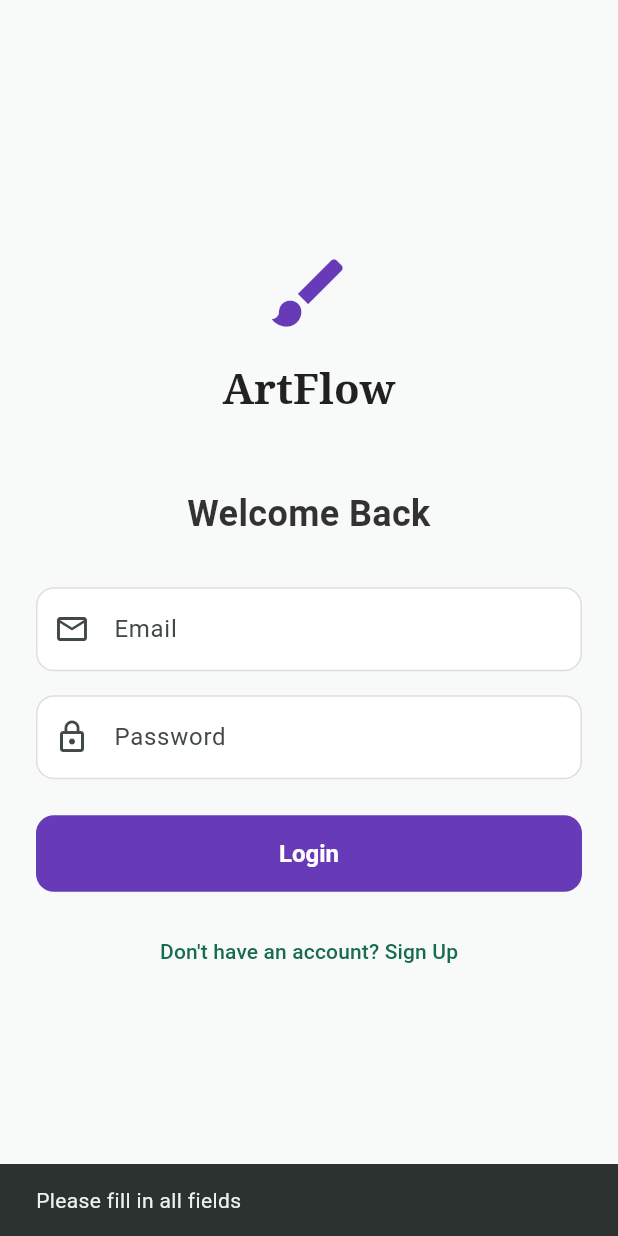
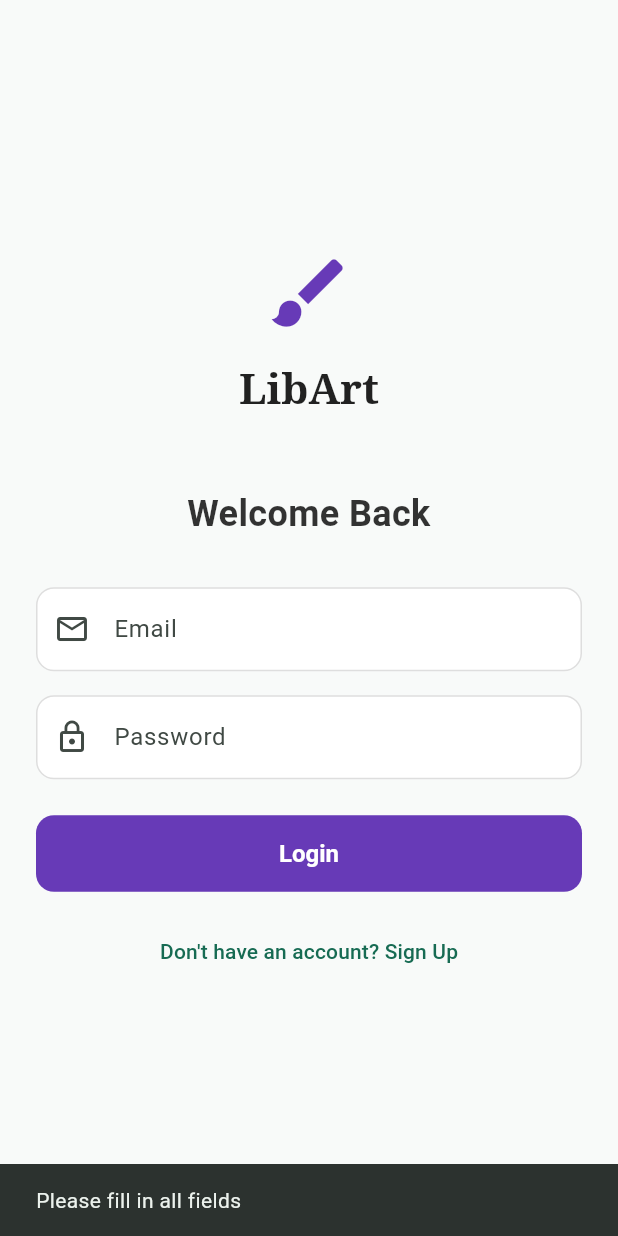
Before and after one commit to 64bitMagician/virtual-obelisk, a Flutter app: the screen it shows after launch, after a tap on "Login", on a phone screen of 412 x 824 dp. Run offline on Flutter 3.47's test engine with Material 3 defaults, Android fonts, the phone set to English and light mode, and no system bars; our stand-ins replace cloud_firestore, firebase_auth, firebase_core, firebase_storage, go_router, image_picker; accounts and stored records are empty.

Commit message:
v1.8.11: Commenting on login_screen.dart ...

```diff
--- a/lib/ui/screens/login_screen.dart
+++ b/lib/ui/screens/login_screen.dart
@@ -1,6 +1,7 @@
 import 'package:flutter/material.dart';
 import '../../data/repositories/auth_repository.dart';
 
+/// The Login Screen
 class LoginScreen extends StatefulWidget {
   const LoginScreen({super.key});
 
@@ -9,14 +10,25 @@ class LoginScreen extends StatefulWidget {
 }
 
 class _LoginScreenState extends State<LoginScreen> {
+  // Our tool of communicating with the Authentication SDK of Firebase
   final AuthRepository _authRepo = AuthRepository();
 
+ // Text controllers for the two authentication text fields
   final _emailController = TextEditingController();
   final _passwordController = TextEditingController();
 
+  // _isLoading is indicating the time period from when we process and check the authentication credentials with
+  // Firebase, up until a conclusion is reached (authentication succesful, or error)
+  // So in simple terms, _isLoading is set to true once we click on the authenticate button,
+  // up until we reach a conclusion with the authentication. Then the _isLoading is set to false again.
   bool _isLoading = false;
+
+  // bool if the user is currently logging in (signing in), or signing up
   bool _isLogin = true;
 
+  // custom dispose method, for when the object is removed from the tree
+  // the object will be removed as default
+  // but we also make sure that the two instanced controllers are disposed too
   @override
   void dispose() {
     _emailController.dispose();
@@ -25,6 +37,10 @@ class _LoginScreenState extends State<LoginScreen> {
   }
 
   Future<void> _handleAuth() async {
+    // This method gets called whenever the authenticate button gets pressed
+
+    // In case the user hasn't written anything within the text fields
+    // we display a message to him...
     if (_emailController.text.isEmpty || _passwordController.text.isEmpty) {
       ScaffoldMessenger.of(context).showSnackBar(
         const SnackBar(content: Text("Please fill in all fields")),
@@ -32,23 +48,33 @@ class _LoginScreenState extends State<LoginScreen> {
       return;
     }
 
+    // ?we rebuild the screen while indicating that we are loading
     setState(() => _isLoading = true);
 
+    // we attempt to log in/sign in
     try {
-      if (_isLogin) {
+      if (_isLogin) { // If the user is entering data for logging in...
+        // we call our authentication repository to check if the provided authentication creadentials
+        // match with any existing ones on Authentication SDK Firebase
         await _authRepo.signIn(
-          email: _emailController.text.trim(),
-          password: _passwordController.text.trim(),
+          email: _emailController.text.trim(), // the text from email text field
+          password: _passwordController.text.trim(), // the text from password text field
         );
-      } else {
+      } else { // If the user is entering data for signing up ...
         await _authRepo.signUp(
-          email: _emailController.text.trim(),
-          password: _passwordController.text.trim(),
+          // we call our authentication repository to check if the provided authentication creadentials
+          // are valid for creating a new account. If everything is valid, an account for the user
+          // will be created
+          email: _emailController.text.trim(), // the text from email text field
+          password: _passwordController.text.trim(), // the text from password text field
         );
       }
 
     } catch (e) {
-      if (mounted) {
+      if (mounted) { // if the LoginScreen and it's state is still within the tree, we can use it's context
+        // to reach the ScaffoldMessenger class
+
+        // We want to represent the error on web, using a SnackBar...
         final String message = e.toString().replaceAll("Exception: ", "");
 
         ScaffoldMessenger.of(context).showSnackBar(
@@ -58,20 +84,25 @@ class _LoginScreenState extends State<LoginScreen> {
           ),
         );
       }
-    } finally {
+    } finally { // finally always runs, whatever happens in try-catch
+      // Only if we are still on the LoginScreen()
+      // we indicate that we are no longer loading
+      // the autnentication process has finished (with or without error)
+      // so we rebuild the screen anyway (if we had not already passed to the realm of the platform)
       if (mounted) setState(() => _isLoading = false);
     }
   }
 
+  // The visual part
   @override
   Widget build(BuildContext context) {
     return Scaffold(
-      body: LayoutBuilder(
+      body: LayoutBuilder( // responsive for laptopScreen/Phone
         builder: (context, constraints) {
-          if (constraints.maxWidth > 800) {
+          if (constraints.maxWidth > 800) { // laptop mode
             return Row(
               children: [
-                // Left Side: The Art
+                // Left Side: The Art Image and logo and whatever...
                 Expanded(
                   flex: 1, // Takes 50% width
                   child: Container(
@@ -79,8 +110,9 @@ class _LoginScreenState extends State<LoginScreen> {
                     child: Stack(
                       fit: StackFit.expand,
                       children: [
-                        Image.network(
+                        Image.network( // the image
                           'https://picsum.photos/id/1015/1000/1000',
+                          // As small as possible while still covering the entire target box.
                           fit: BoxFit.cover,
                           color: Colors.black.withOpacity(0.6), // Darken it slightly
                           colorBlendMode: BlendMode.darken,
@@ -89,18 +121,18 @@ class _LoginScreenState extends State<LoginScreen> {
                           child: Column(
                             mainAxisSize: MainAxisSize.min,
                             children: [
-                              Icon(Icons.brush, size: 80, color: Colors.white),
+                              Icon(Icons.brush, size: 80, color: Colors.white), // Logo
                               SizedBox(height: 20),
-                              Text(
-                                "ArtFlow",
-                                style: TextStyle(
+                              Text( // App Name
+                                "LibArt",
+                                style: TextStyle( // styling of app name text
                                   fontFamily: 'serif',
                                   fontSize: 48,
                                   fontWeight: FontWeight.bold,
                                   color: Colors.white,
                                 ),
                               ),
-                              Text(
+                              Text( // some more suggestive text and it's style
                                 "Where creativity connects.",
                                 style: TextStyle(color: Colors.white70, fontSize: 18),
                               ),
@@ -111,37 +143,40 @@ class _LoginScreenState extends State<LoginScreen> {
                     ),
                   ),
                 ),
-                // Right Side: The Form
+                // Right Side: The Authentification Form
                 Expanded(
                   flex: 1, // Takes 50% width
                   child: Center(
                     child: Container(
                       constraints: const BoxConstraints(maxWidth: 400),
                       padding: const EdgeInsets.all(32),
-                      child: _buildForm(),
+                      child: _buildForm(), // this will return the Form Widget
                     ),
                   ),
                 ),
               ],
             );
-          } else {
+          } else { // phone mode
+            // We no longer have a left side for art and right side for form, just the form
             return Center(
-              child: SingleChildScrollView(
+              child: SingleChildScrollView( // can be scrolled
                 child: Padding(
                   padding: const EdgeInsets.all(24.0),
                   child: Column(
-                    mainAxisAlignment: MainAxisAlignment.center,
+                    mainAxisAlignment: MainAxisAlignment.center, // make everythin allign on center vertically
                     children: [
+                      //logo
                       const Icon(Icons.brush, size: 60, color: Colors.deepPurple),
                       const SizedBox(height: 16),
-                      Text(
-                        "ArtFlow",
+                      Text( // App Name + style
+                        "LibArt",
                         style: Theme.of(context).textTheme.headlineMedium?.copyWith(
                           fontWeight: FontWeight.bold,
                           fontFamily: 'serif',
                         ),
                       ),
                       const SizedBox(height: 48),
+                      // The method that returns the Form Widget
                       _buildForm(),
                     ],
                   ),
@@ -154,22 +189,25 @@ class _LoginScreenState extends State<LoginScreen> {
     );
   }
 
+  // This method returns the Form Widget
+  // This includes text fields, authentication buttons, switch to sign up or in...
   Widget _buildForm() {
     return Column(
-      mainAxisSize: MainAxisSize.min,
-      crossAxisAlignment: CrossAxisAlignment.stretch,
+      mainAxisSize: MainAxisSize.min, // minimize the ammount of free space
+      crossAxisAlignment: CrossAxisAlignment.stretch, // the widgets will resize horizontally
       children: [
-        Text(
+        Text( // text defers on wether you are logging in / signing up
           _isLogin ? "Welcome Back" : "Join the Community",
           style: const TextStyle(fontSize: 24, fontWeight: FontWeight.bold),
           textAlign: TextAlign.center,
         ),
         const SizedBox(height: 32),
 
+        // email text form field, we pas the email controller
         TextFormField(
           controller: _emailController,
           decoration: const InputDecoration(
-            labelText: "Email",
+            labelText: "Email", // what is shown when text field is empty
             prefixIcon: Icon(Icons.email_outlined),
             border: OutlineInputBorder(),
           ),
@@ -180,7 +218,7 @@ class _LoginScreenState extends State<LoginScreen> {
           controller: _passwordController,
           obscureText: true,
           decoration: const InputDecoration(
-            labelText: "Password",
+            labelText: "Password", // what is shown when text field is empty
             prefixIcon: Icon(Icons.lock_outline),
             border: OutlineInputBorder(),
           ),
@@ -188,18 +226,26 @@ class _LoginScreenState extends State<LoginScreen> {
         const SizedBox(height: 24),
 
         ElevatedButton(
+          // if we are already loading (process and check authentication credentials with Firebase)
+          // we get null, meaning nothing will happen (we don't to reexecute authentication if it ongoing)
+          // otherwise, we can call the method to try authentication with the given credentials in the
+          // text fields
           onPressed: _isLoading ? null : _handleAuth,
           style: ElevatedButton.styleFrom(
             padding: const EdgeInsets.symmetric(vertical: 16),
             backgroundColor: Colors.deepPurple,
             foregroundColor: Colors.white,
           ),
+          // If we are loading, we display a circular process indicator, inplying that authentication is in the works
+          // if we are not loading, we are displaying the authentication text, to suggest to the user that he can
+          // press the button whenever he wants
           child: _isLoading
               ? const SizedBox(width: 20, height: 20, child: CircularProgressIndicator(color: Colors.white, strokeWidth: 2))
-              : Text(_isLogin ? "Login" : "Create Account"),
+              : Text(_isLogin ? "Login" : "Create Account"), // displays according to login state
         ),
         const SizedBox(height: 16),
-
+        // A text button that switches from login state to sign up state.
+        // calls set state to retrigger the building of the screen...
         TextButton(
           onPressed: () {
             setState(() {
```
